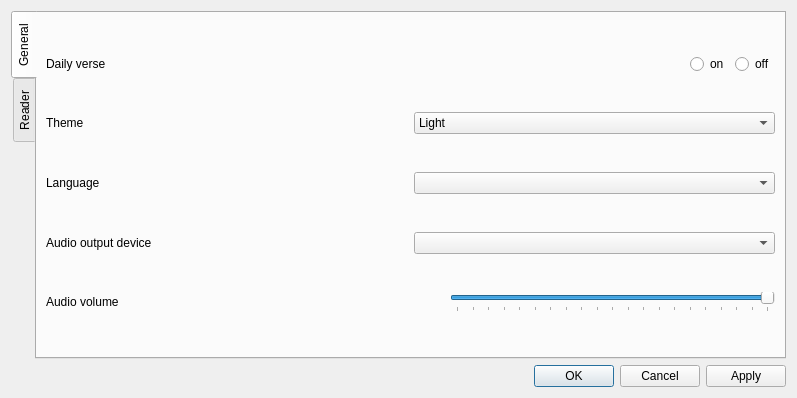
First picture: the form in src/core/settingsdialog.ui, repository 0xzer0x/quran-companion, before the edit.
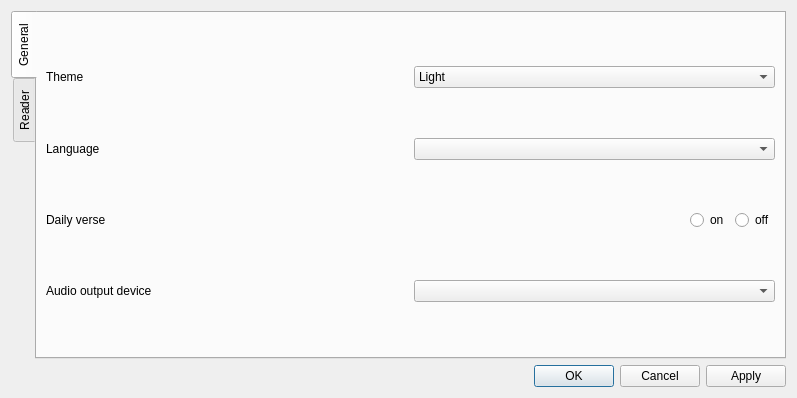
Second picture: the form after the edit.

Commit message:
side navigation dock feature & audio volume control (#3)
* initial implementation

- search surah dock code added
- removed surah combo box from control dock

* UI fonts & move volume slider to main window

* added about dialogs

What changed in the file:
```diff
--- a/src/core/settingsdialog.ui
+++ b/src/core/settingsdialog.ui
@@ -30,6 +30,45 @@
        <string>General</string>
       </attribute>
       <layout class="QVBoxLayout" name="verticalLayout_2">
+       <item>
+        <layout class="QHBoxLayout" name="horizontalLayout">
+         <item>
+          <widget class="QLabel" name="lbTheme">
+           <property name="text">
+            <string>Theme</string>
+           </property>
+          </widget>
+         </item>
+         <item>
+          <widget class="QComboBox" name="cmbTheme">
+           <item>
+            <property name="text">
+             <string>Light</string>
+            </property>
+           </item>
+           <item>
+            <property name="text">
+             <string>Dark</string>
+            </property>
+           </item>
+          </widget>
+         </item>
+        </layout>
+       </item>
+       <item>
+        <layout class="QHBoxLayout" name="horizontalLayout_2">
+         <item>
+          <widget class="QLabel" name="lbLang">
+           <property name="text">
+            <string>Language</string>
+           </property>
+          </widget>
+         </item>
+         <item>
+          <widget class="QComboBox" name="cmbLang"/>
+         </item>
+        </layout>
+       </item>
        <item>
         <layout class="QHBoxLayout" name="horizontalLayout_12">
          <item>
@@ -78,45 +117,6 @@
          </item>
         </layout>
        </item>
-       <item>
-        <layout class="QHBoxLayout" name="horizontalLayout">
-         <item>
-          <widget class="QLabel" name="lbTheme">
-           <property name="text">
-            <string>Theme</string>
-           </property>
-          </widget>
-         </item>
-         <item>
-          <widget class="QComboBox" name="cmbTheme">
-           <item>
-            <property name="text">
-             <string>Light</string>
-            </property>
-           </item>
-           <item>
-            <property name="text">
-             <string>Dark</string>
-            </property>
-           </item>
-          </widget>
-         </item>
-        </layout>
-       </item>
-       <item>
-        <layout class="QHBoxLayout" name="horizontalLayout_2">
-         <item>
-          <widget class="QLabel" name="lbLang">
-           <property name="text">
-            <string>Language</string>
-           </property>
-          </widget>
-         </item>
-         <item>
-          <widget class="QComboBox" name="cmbLang"/>
-         </item>
-        </layout>
-       </item>
        <item>
         <layout class="QHBoxLayout" name="horizontalLayout_10">
          <item>
@@ -131,64 +131,6 @@
          </item>
         </layout>
        </item>
-       <item>
-        <layout class="QHBoxLayout" name="horizontalLayout_15">
-         <item>
-          <widget class="QLabel" name="lbVolume">
-           <property name="text">
-            <string>Audio volume</string>
-           </property>
-          </widget>
-         </item>
-         <item>
-          <spacer name="horizontalSpacer">
-           <property name="orientation">
-            <enum>Qt::Horizontal</enum>
-           </property>
-           <property name="sizeHint" stdset="0">
-            <size>
-             <width>40</width>
-             <height>20</height>
-            </size>
-           </property>
-          </spacer>
-         </item>
-         <item>
-          <widget class="QSlider" name="sldrVolume">
-           <property name="maximum">
-            <number>100</number>
-           </property>
-           <property name="singleStep">
-            <number>5</number>
-           </property>
-           <property name="pageStep">
-            <number>10</number>
-           </property>
-           <property name="value">
-            <number>100</number>
-           </property>
-           <property name="sliderPosition">
-            <number>100</number>
-           </property>
-           <property name="orientation">
-            <enum>Qt::Horizontal</enum>
-           </property>
-           <property name="invertedAppearance">
-            <bool>false</bool>
-           </property>
-           <property name="invertedControls">
-            <bool>false</bool>
-           </property>
-           <property name="tickPosition">
-            <enum>QSlider::TicksBelow</enum>
-           </property>
-           <property name="tickInterval">
-            <number>5</number>
-           </property>
-          </widget>
-         </item>
-        </layout>
-       </item>
       </layout>
      </widget>
      <widget class="QWidget" name="readerTab">
```
Left out of the diff: 8 changed lines with no effect on the pictures. The commit also changes 20 other files.
